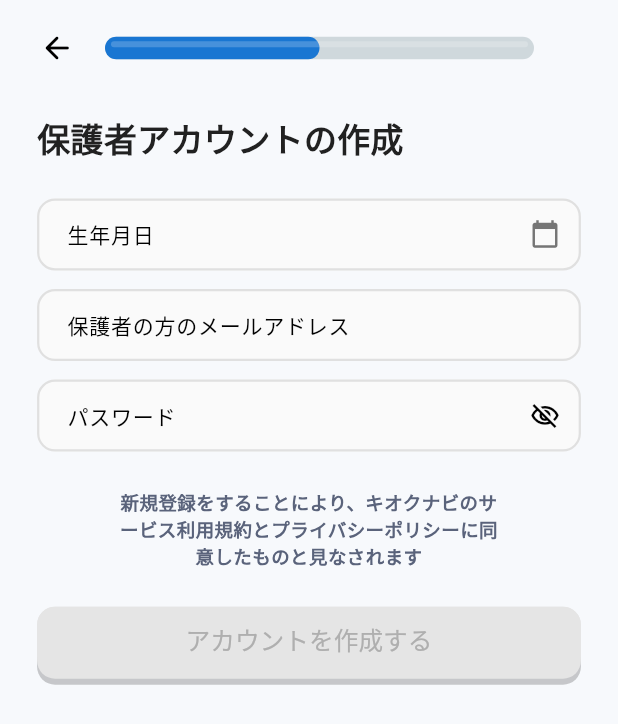
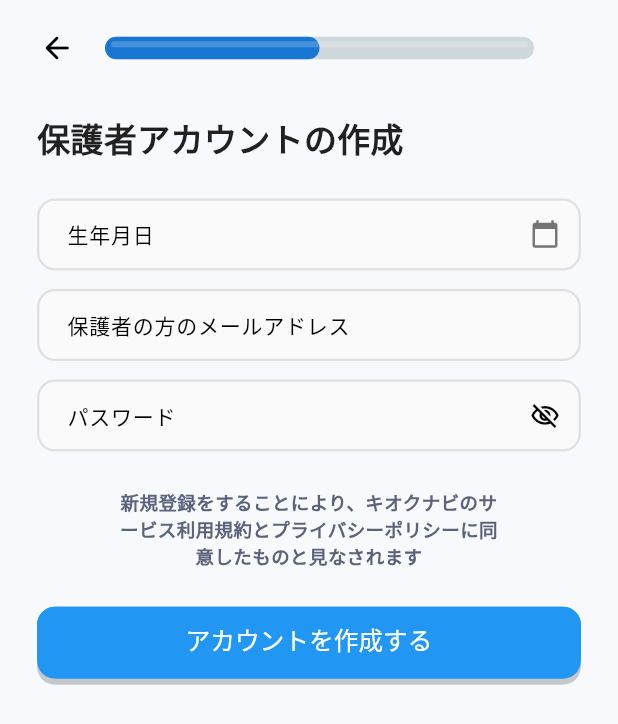
Before and after one commit to nomatake/KiokuNaviApp, a Flutter app: the screen it shows after launch, after a tap on "新規登録", on a phone screen of 412 x 824 dp. Shown: the top 724 px of the screen. Run offline on Flutter 3.47's test engine with Material 3 defaults, Android fonts, the phone set to English and light mode, and no system bars; our stand-ins replace animated_custom_dropdown, calendar_date_picker2, form_builder_validators, get, getwidget; Roboto replaces fonts that are missing (Hiragino Sans).

Commit message:
Add comprehensive.png asset and refactor CustomButton to support primary, outline, and ghost variants. Update ParentLoginView, StudentLoginView, and RootScreenView to utilize new button styles for improved UI consistency.

```diff
--- a/lib/app/modules/auth/views/root_screen_view.dart
+++ b/lib/app/modules/auth/views/root_screen_view.dart
@@ -7,7 +7,6 @@ import 'package:kioku_navi/utils/extensions.dart';
 import 'package:kioku_navi/utils/sizes.dart';
 import 'package:kioku_navi/widgets/custom_button.dart';
 import 'package:kioku_navi/widgets/padded_wrapper.dart';
-
 
 class RootScreenView extends GetView<AuthController> {
   const RootScreenView({super.key});
@@ -56,24 +55,22 @@ class RootScreenView extends GetView<AuthController> {
               const Spacer(),
 
               // Sign Up Button
-              CustomButton(
+              CustomButton.primary(
                 buttonText: '新規登録',
                 onPressed: () => Get.toNamed(Routes.REGISTER),
               ),
               SizedBox(height: k2Double.hp),
 
               // Login as Student
-              CustomButton(
+              CustomButton.outline(
                 buttonText: '生徒としてログイン',
-                variant: ButtonVariant.outline,
                 onPressed: () => Get.toNamed(Routes.STUDENT_LOGIN),
               ),
               SizedBox(height: k2Double.hp),
 
               // Login as Guardian
-              CustomButton(
+              CustomButton.outline(
                 buttonText: '保護者としてログイン',
-                variant: ButtonVariant.outline,
                 onPressed: () => Get.toNamed(Routes.PARENT_LOGIN),
               ),
             ],
--- a/lib/widgets/custom_button.dart
+++ b/lib/widgets/custom_button.dart
@@ -1,98 +1,170 @@
 import 'package:flutter/material.dart';
 import 'package:kioku_navi/utils/extensions.dart';
 import 'package:kioku_navi/utils/sizes.dart';
-
-enum ButtonVariant { primary, outline }
 
 class CustomButton extends StatelessWidget {
   const CustomButton({
     required this.buttonText,
     super.key,
     this.onPressed,
-    this.variant = ButtonVariant.primary,
     this.icon,
     this.buttonColor,
     this.textColor,
     this.borderColor,
+    this.shadowColor,
+    this.contentPadding,
+    this.height,
     this.disabled = false,
+    this.fontWeight,
+    this.letterSpacing,
+    this.shadows,
+    this.borderWidth,
   });
 
-  final String buttonText;
-  final VoidCallback? onPressed;
-  final ButtonVariant variant;
-  final Widget? icon;
-  final Color? buttonColor;
-  final Color? textColor;
-  final Color? borderColor;
-  final bool disabled;
-
-  @override
-  Widget build(context) {
-    late Color btnColor;
-    late Color txtColor;
-    late Color? brdColor;
-    late FontWeight fontWeight;
-    late double letterSpacing;
-    late List<BoxShadow>? shadows;
-
-    if (disabled) {
-      // Ghost styling when disabled - matching Figma design
-      btnColor = buttonColor ?? const Color(0xFFE5E5E5);
-      txtColor = textColor ?? const Color(0xFFAFAFAF);
-      brdColor = null;
-      fontWeight = FontWeight.w500;
-      letterSpacing = 0;
-      shadows = null;
-    } else {
-      // Normal variant styling
-      switch (variant) {
-        case ButtonVariant.primary:
-          btnColor =
-              buttonColor ?? const Color(0xFF1E88E5).withValues(alpha: 0.8);
-          txtColor = textColor ?? Colors.white;
-          brdColor = null;
-          fontWeight = FontWeight.w800;
-          letterSpacing = k1Double.sp;
-          shadows = [
+  // Factory constructor for primary variant
+  factory CustomButton.primary({
+    required String buttonText,
+    Key? key,
+    VoidCallback? onPressed,
+    Widget? icon,
+    Color? buttonColor,
+    Color? textColor,
+    Color? shadowColor,
+    EdgeInsetsGeometry? contentPadding,
+    double? height,
+    bool disabled = false,
+  }) {
+    return CustomButton(
+      buttonText: buttonText,
+      key: key,
+      onPressed: onPressed,
+      icon: icon,
+      buttonColor:
+          buttonColor ?? const Color(0xFF1E88E5).withValues(alpha: 0.8),
+      textColor: textColor ?? Colors.white,
+      shadowColor: shadowColor ?? const Color(0xFF1E88E5),
+      contentPadding: contentPadding,
+      height: height,
+      disabled: disabled,
+      fontWeight: FontWeight.w800,
+      letterSpacing: k1Double.sp,
+      shadows: [
         const BoxShadow(
           color: Color(0x1A000000),
           blurRadius: 2,
           offset: Offset(0, 1),
         ),
-            const BoxShadow(
-              color: Color(0xFF1E88E5),
-              offset: Offset(0, 5),
+        BoxShadow(
+          color: shadowColor ?? const Color(0xFF1E88E5),
+          offset: const Offset(0, 5),
           blurRadius: 0,
           spreadRadius: 0,
         ),
-          ];
-          break;
-        case ButtonVariant.outline:
-          btnColor = buttonColor ?? Colors.transparent;
-          txtColor = textColor ?? const Color(0xFF1976D2);
-          brdColor = borderColor ?? const Color(0xFF1E88E5);
-          fontWeight = FontWeight.w700;
-          letterSpacing = 0;
-          shadows = [
+      ],
+    );
+  }
+
+  // Factory constructor for outline variant
+  factory CustomButton.outline({
+    required String buttonText,
+    Key? key,
+    VoidCallback? onPressed,
+    Widget? icon,
+    Color? buttonColor,
+    Color? textColor,
+    Color? borderColor,
+    Color? shadowColor,
+    EdgeInsetsGeometry? contentPadding,
+    double? height,
+    bool disabled = false,
+    double? borderWidth,
+  }) {
+    return CustomButton(
+      buttonText: buttonText,
+      key: key,
+      onPressed: onPressed,
+      icon: icon,
+      buttonColor: buttonColor ?? Colors.transparent,
+      textColor: textColor ?? const Color(0xFF1976D2),
+      borderColor: borderColor ?? const Color(0xFF1E88E5),
+      shadowColor: shadowColor ?? const Color(0xFF1E88E5),
+      contentPadding: contentPadding,
+      height: height,
+      disabled: disabled,
+      fontWeight: FontWeight.w700,
+      letterSpacing: 0,
+      borderWidth: borderWidth ?? 2,
+      shadows: [
         const BoxShadow(
           color: Color(0x1A000000),
           blurRadius: 2,
           offset: Offset(0, 1),
         ),
-            const BoxShadow(
-              color: Color(0xFF1E88E5),
-              offset: Offset(0, 3),
+        BoxShadow(
+          color: shadowColor ?? const Color(0xFF1E88E5),
+          offset: const Offset(0, 3),
           blurRadius: 0,
           spreadRadius: 0,
         ),
-          ];
-          break;
+      ],
+    );
   }
+
+  // Factory constructor for ghost/disabled variant
+  factory CustomButton.ghost({
+    required String buttonText,
+    Key? key,
+    VoidCallback? onPressed,
+    Widget? icon,
+    Color? buttonColor,
+    Color? textColor,
+    EdgeInsetsGeometry? contentPadding,
+    double? height,
+  }) {
+    return CustomButton(
+      buttonText: buttonText,
+      key: key,
+      onPressed: onPressed,
+      icon: icon,
+      buttonColor: buttonColor ?? const Color(0xFFE5E5E5),
+      textColor: textColor ?? const Color(0xFFAFAFAF),
+      contentPadding: contentPadding,
+      height: height,
+      disabled: true,
+      fontWeight: FontWeight.w500,
+      letterSpacing: 0,
+      shadows: null,
+    );
   }
+
+  final String buttonText;
+  final VoidCallback? onPressed;
+  final Widget? icon;
+  final Color? buttonColor;
+  final Color? textColor;
+  final Color? borderColor;
+  final Color? shadowColor;
+  final EdgeInsetsGeometry? contentPadding;
+  final double? height;
+  final bool disabled;
+  final FontWeight? fontWeight;
+  final double? letterSpacing;
+  final List<BoxShadow>? shadows;
+  final double? borderWidth;
+
+  @override
+  Widget build(context) {
+    // Use provided values or defaults
+    final btnColor = buttonColor ?? Colors.blue;
+    final txtColor = textColor ?? Colors.white;
+    final brdColor = borderColor;
+    final weight = fontWeight ?? FontWeight.w500;
+    final spacing = letterSpacing ?? 0;
+    final btnShadows = shadows;
 
     return SizedBox(
       width: double.infinity,
-      height: 48,
+      height: height ?? 48,
       child: disabled
           ? Container(
               decoration: BoxDecoration(
@@ -121,14 +193,19 @@ class CustomButton extends StatelessWidget {
                         icon!,
                         SizedBox(width: k1Double.wp),
                       ],
-                      Text(
+                      Flexible(
+                        child: Text(
                           buttonText,
                           style: TextStyle(
                             fontFamily: 'Hiragino Sans',
-                          fontWeight: fontWeight,
+                            fontWeight: weight,
                             fontSize: k12Double.sp,
                             color: txtColor,
-                          letterSpacing: letterSpacing,
+                            letterSpacing: spacing,
+                          ),
+                          textAlign: TextAlign.center,
+                          overflow: TextOverflow.visible,
+                          maxLines: null,
                         ),
                       ),
                     ],
@@ -141,9 +218,9 @@ class CustomButton extends StatelessWidget {
                 color: Colors.white,
                 borderRadius: BorderRadius.circular(12),
                 border: brdColor != null
-                    ? Border.all(color: brdColor, width: 2)
+                    ? Border.all(color: brdColor, width: borderWidth ?? 1)
                     : null,
-                boxShadow: shadows,
+                boxShadow: btnShadows,
               ),
               child: ElevatedButton(
                 style: ElevatedButton.styleFrom(
@@ -154,7 +231,7 @@ class CustomButton extends StatelessWidget {
                   shape: RoundedRectangleBorder(
                     borderRadius: BorderRadius.circular(12),
                   ),
-                  padding: EdgeInsets.zero,
+                  padding: contentPadding ?? EdgeInsets.zero,
                 ),
                 onPressed: onPressed,
                 child: Row(
@@ -164,14 +241,19 @@ class CustomButton extends StatelessWidget {
                       icon!,
                       SizedBox(width: k1Double.wp),
                     ],
-                    Text(
+                    Flexible(
+                      child: Text(
                         buttonText,
                         style: TextStyle(
                           fontFamily: 'Hiragino Sans',
-                        fontWeight: fontWeight,
+                          fontWeight: weight,
                           fontSize: k12Double.sp,
                           color: txtColor,
-                        letterSpacing: letterSpacing,
+                          letterSpacing: spacing,
+                        ),
+                        textAlign: TextAlign.center,
+                        overflow: TextOverflow.visible,
+                        maxLines: null,
                       ),
                     ),
                   ],
```
Also changed, not shown: lib/app/modules/auth/views/parent_login_view.dart (+3 -6 lines), lib/app/modules/auth/views/student_login_view.dart (+3 -6 lines), lib/app/modules/home/views/child_home_view.dart (+38 -102 lines), assets/images/comprehensive.png (added), lib/generated/assets.gen.dart. Lines whose indentation alone changed are shown as unchanged.
